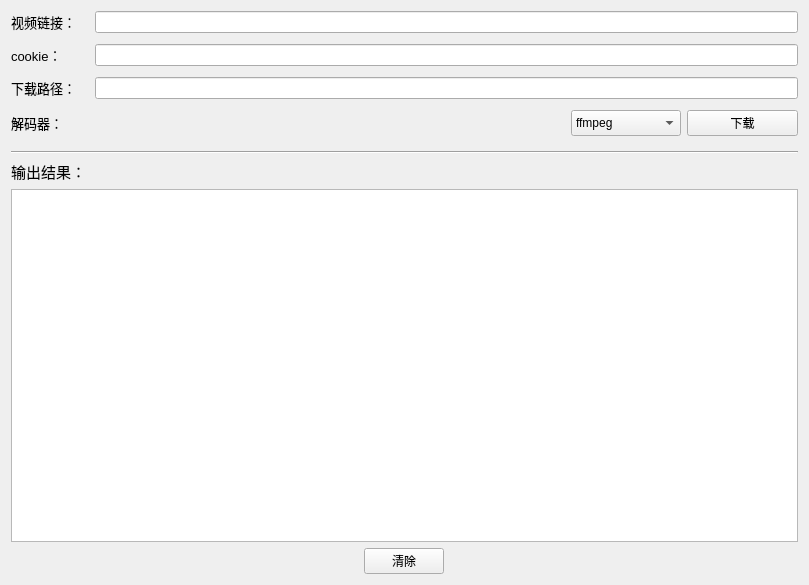
First picture: the form in guiFiles/main.ui, repository huangccb/bilibili_downloader, before the edit.
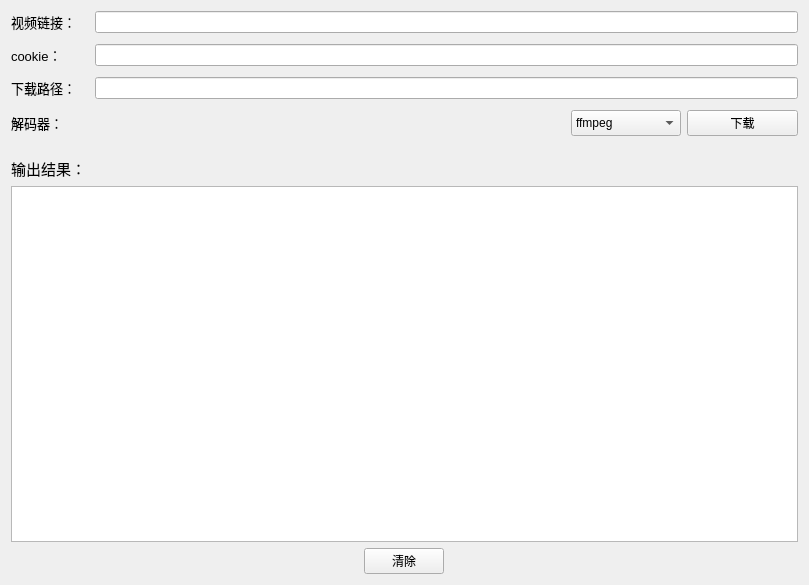
Second picture: the form after the edit. Custom widgets are drawn as their Qt base class.

Commit message: 从pyside6更换到pyqt6

Patch:
```diff
--- a/guiFiles/main.ui
+++ b/guiFiles/main.ui
@@ -231,7 +231,7 @@
    <item>
     <widget class="Line" name="line">
      <property name="orientation">
-      <enum>Qt::Orientation::Horizontal</enum>
+      <enum>Qt::Vertical</enum>
      </property>
     </widget>
    </item>
@@ -246,7 +246,7 @@
       <string>输出结果：</string>
      </property>
      <property name="textFormat">
-      <enum>Qt::TextFormat::AutoText</enum>
+      <enum>Qt::PlainText</enum>
      </property>
      <property name="textInteractionFlags">
       <set>Qt::TextInteractionFlag::LinksAccessibleByKeyboard|Qt::TextInteractionFlag::LinksAccessibleByMouse</set>
@@ -298,6 +298,11 @@
    <extends>QLabel</extends>
    <header>qfluentwidgets</header>
   </customwidget>
+  <customwidget>
+   <class>ComboBox</class>
+   <extends>QComboBox</extends>
+   <header>qfluentwidgets</header>
+  </customwidget>
  </customwidgets>
  <resources/>
  <connections/>
```
Left out of the diff: 20 changed lines with no effect on the pictures. The commit also changes 2 other files.
